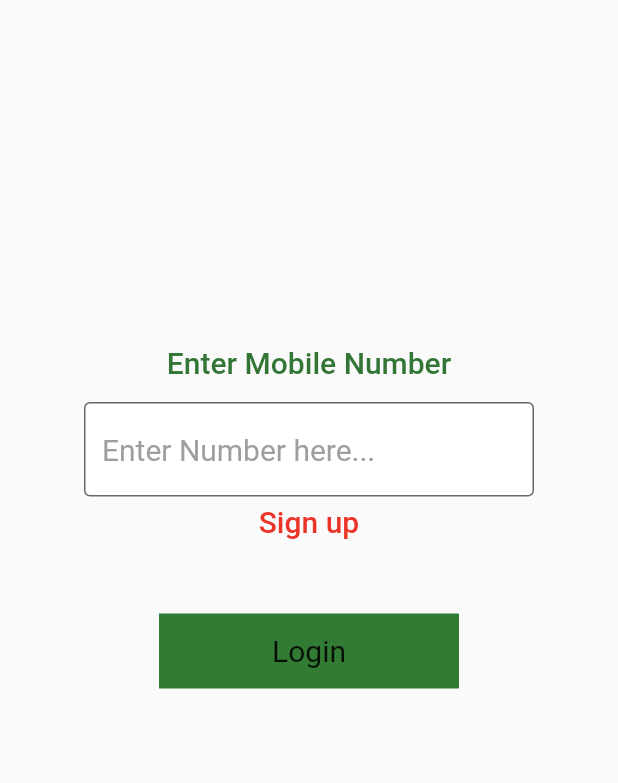
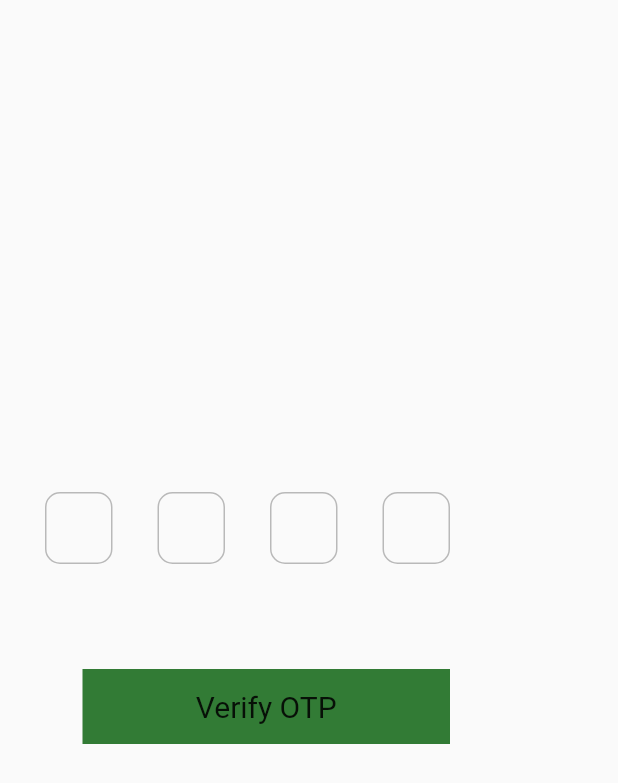
Before and after one commit to sidrathore/flutter_application_1, a Flutter app: the screen it shows after launch, after a tap on "Login", on a phone screen of 412 x 824 dp. Shown: the top 783 px of the screen. Run offline on Flutter 3.47's test engine with Material 2 defaults, Android fonts, the phone set to English and light mode, and no system bars; drawn by our look-alikes of otp_text_field; our stand-ins replace firebase_core; accounts and stored records are empty.

Commit message:
otp page made

```diff
--- a/lib/login_page.dart
+++ b/lib/login_page.dart
@@ -34,7 +34,7 @@ class LoginPage extends StatelessWidget {
                     },
                     decoration: InputDecoration(
                         hintText: 'Enter Number here...',
-                       hintStyle: TextStyle(color: Colors.grey,fontSize: 20),
+                        hintStyle: TextStyle(color: Colors.grey, fontSize: 20),
                         fillColor: Colors.white,
                         filled: true,
                         border: OutlineInputBorder(
@@ -57,7 +57,9 @@ class LoginPage extends StatelessWidget {
                   height: 50,
                 ),
                 InkWell(
-                  onTap: () {},
+                  onTap: () {
+                    Navigator.pushNamed(context, 'otpPage');
+                  },
                   child: Container(
                     decoration: BoxDecoration(
                       color: Color.fromARGB(255, 50, 123, 53),
--- a/lib/main.dart
+++ b/lib/main.dart
@@ -1,6 +1,7 @@
 import 'package:flutter/material.dart';
 import 'package:firebase_core/firebase_core.dart';
 import 'package:flutter_application_1/login_page.dart';
+import 'package:flutter_application_1/otp_page.dart';
 import 'package:flutter_application_1/splash_screen.dart';
 import 'firebase_options.dart';
 void main() {
@@ -8,6 +9,7 @@ void main() {
     home: SplashScreen(),
     routes: {
       'loginPage':(context) => LoginPage(),
+      'otpPage':(context) => OTPPage(),
     },
 
   ));
--- /dev/null
+++ b/lib/otp_page.dart
@@ -0,0 +1,68 @@
+import 'package:flutter/material.dart';
+import 'package:flutter/src/widgets/framework.dart';
+import 'package:flutter/src/widgets/placeholder.dart';
+import 'package:otp_text_field/otp_text_field.dart';
+import 'package:otp_text_field/style.dart';
+class OTPPage extends StatefulWidget {
+  const OTPPage({super.key});
+
+  @override
+  State<OTPPage> createState() => _OTPPageState();
+}
+
+class _OTPPageState extends State<OTPPage> {
+  @override
+  Widget build(BuildContext context) {
+    return Scaffold(
+      body: SafeArea(
+        child: Container(
+          width: 300,
+          child: Center(
+            child: Column(
+              mainAxisAlignment: MainAxisAlignment.center,
+              crossAxisAlignment: CrossAxisAlignment.center,
+              children: [
+
+                OTPTextField(
+                  margin: EdgeInsets.only(left: 30),
+            length: 4,
+            width: MediaQuery.of(context).size.width/0.2,
+            fieldWidth: 45,
+            style: TextStyle(
+              fontSize: 17,
+              fontWeight: FontWeight.w500,
+            ),
+            textFieldAlignment: MainAxisAlignment.spaceAround,
+            fieldStyle: FieldStyle.box,
+            onCompleted: (pin) {
+              print("Completed: " + pin);
+            },
+          ),
+          SizedBox(height: 70,),
+          InkWell(
+
+                  onTap: () {
+                    Navigator.pushNamed(context, 'otpPage');
+                  },
+                  child: Container(
+                    margin: EdgeInsets.only(left: 55),
+                    decoration: BoxDecoration(
+                      color: Color.fromARGB(255, 50, 123, 53),
+                    ),
+                    width: 250,
+                    height: 50,
+                    child: Center(
+                        child: Text(
+                      'Verify OTP',
+                      style: TextStyle(fontSize: 20),
+                    )),
+                  ),
+                )
+              ],
+            ),
+          ),
+        ),
+      ),
+    );
+  }
+}
--- a/pubspec.yaml
+++ b/pubspec.yaml
@@ -31,6 +31,7 @@ dependencies:
   flutter:
     sdk: flutter
   firebase_core:
+  otp_text_field: ^1.1.3
 
   # The following adds the Cupertino Icons font to your application.
   # Use with the CupertinoIcons class for iOS style icons.
```
Also changed, not shown: pubspec.lock. Lines whose indentation alone changed are shown as unchanged.
